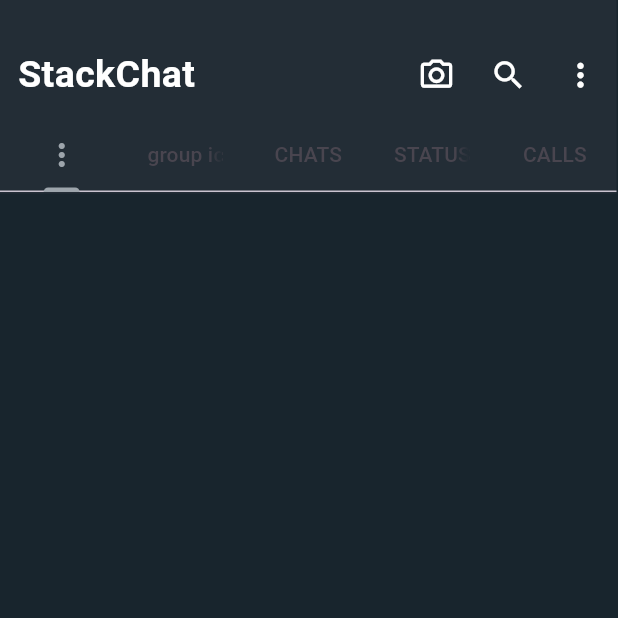
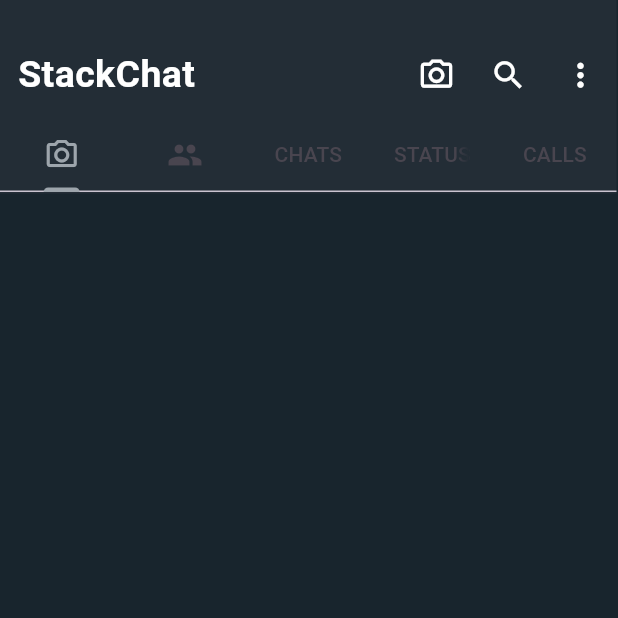
Before and after one commit to mahdi-islam-pranto/stackchat_app, a Flutter app: the screen it shows after launch, after a tap on the "camera alt" icon, on a phone screen of 412 x 824 dp, the top half of it. Run offline on Flutter 3.47's test engine with Material 3 defaults, Android fonts, the phone set to English and light mode, and no system bars.

Commit message:
working with tabs

```diff
--- a/lib/screens/homepage.dart
+++ b/lib/screens/homepage.dart
@@ -18,8 +18,8 @@ class _HomePageState extends State<HomePage> {
           Container(
             width: 411,
             height: 129,
-            padding: EdgeInsets.only(top: 20),
-            color: Color(0xFF232D36),
+            padding: const EdgeInsets.only(top: 20),
+            color: const Color(0xFF232D36),
             child: Column(
               children: [
                 // app logo and icons
@@ -43,51 +43,41 @@ class _HomePageState extends State<HomePage> {
                           IconButton(
                             color: Colors.white,
                             iconSize: 25,
-                          icon: Icon(Icons.camera_alt_outlined),
+                            icon: const Icon(Icons.camera_alt_outlined),
                             onPressed: () {},
                           ),
                           IconButton(
                             color: Colors.white,
                             iconSize: 25,
-                          icon: Icon(Icons.search),
+                            icon: const Icon(Icons.search),
                             onPressed: () {},
                           ),
                           IconButton(
                             color: Colors.white,
                             iconSize: 25,
-                          icon: Icon(Icons.more_vert),
+                            icon: const Icon(Icons.more_vert),
                             onPressed: () {},
                           ),
                         ],
-                    ))
+                      ),
+                    ),
                   ],
                 ),
-                DefaultTabController(
+                const DefaultTabController(
                   initialIndex: 2,
-                    animationDuration: Durations.short1,
                   length: 5,
                   child: TabBar(
                     indicatorColor: Color(0xFF9DA5AC),
                     labelColor: Color(0xFF9DA5AC),
                     tabs: [
-                        Flexible(
-                          flex: 1,
-                          child: Tab(icon: Icon(Icons.more_vert)),
+                      Tab(icon: Icon(Icons.camera_alt_outlined)),
+                      Tab(icon: Icon(Icons.group)),
+                      Tab(text: "CHATS"),
+                      Tab(text: "STATUS"),
+                      Tab(text: "CALLS"),
+                    ],
                   ),
-                        Tab(
-                          text: "group icon",
                 ),
-                        Tab(
-                          text: "CHATS",
-                        ),
-                        Tab(
-                          text: "STATUS",
-                        ),
-                        Tab(
-                          text: "CALLS",
-                        ),
-                      ],
-                    ))
               ],
             ),
           ),
```
Lines whose indentation alone changed are shown as unchanged.
